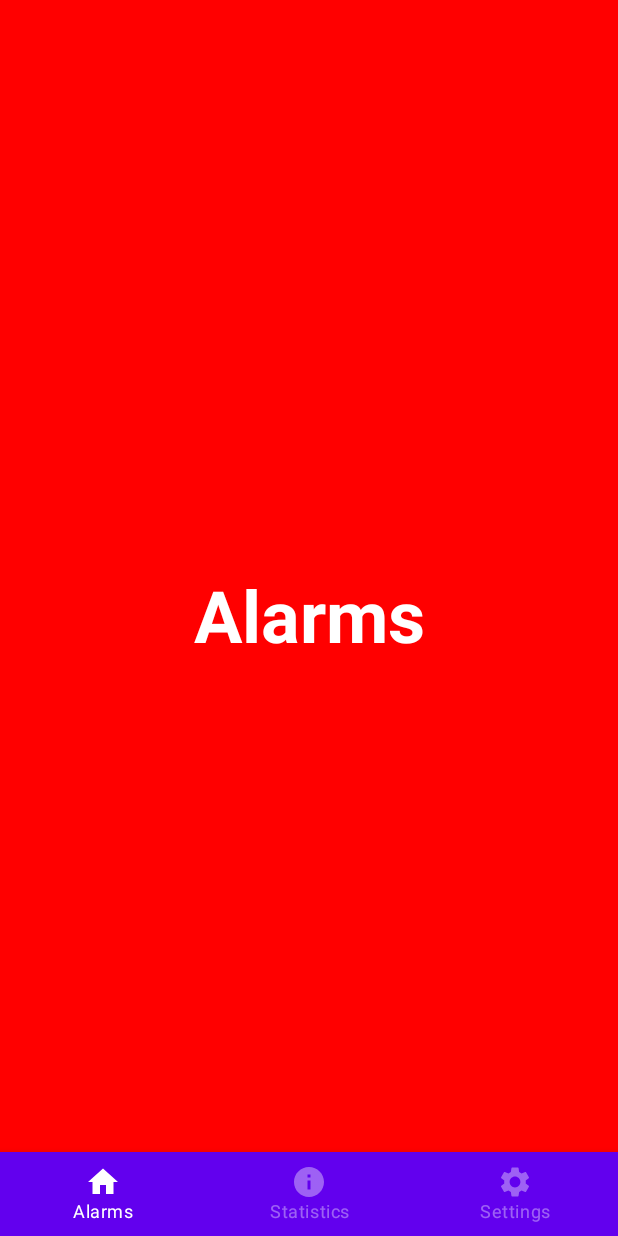
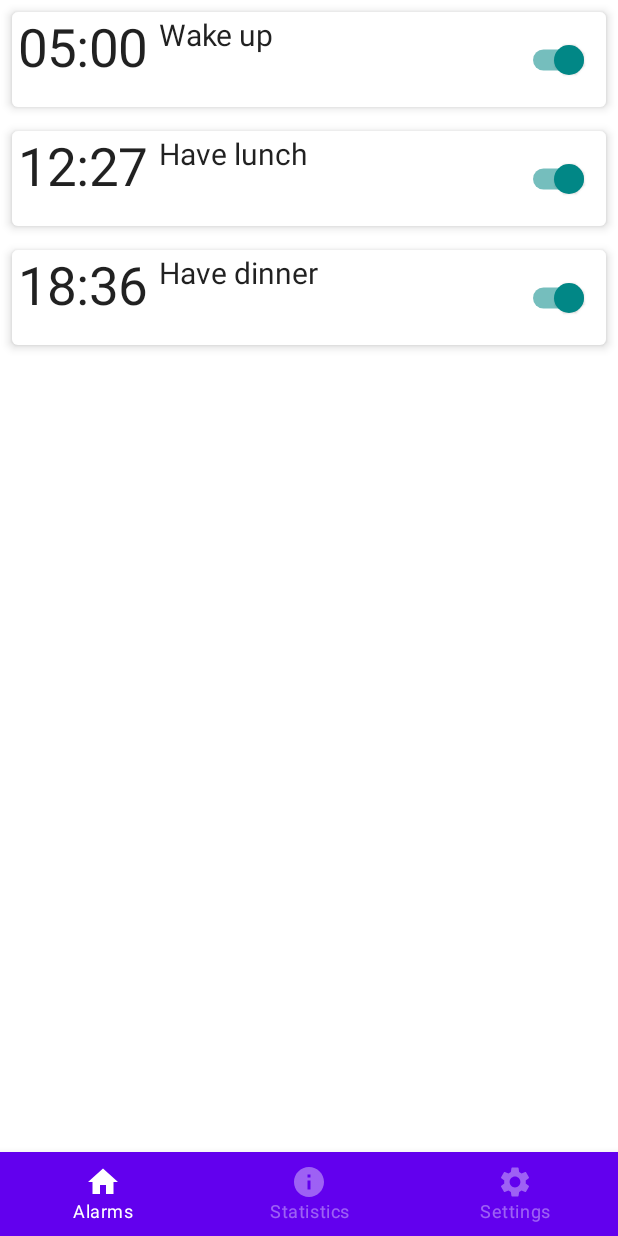
Before and after one commit to sebastianKrajnak/WAKE_app, an Android app built with Jetpack Compose: the screen it shows after launch (MainActivity), on a phone screen of 412 x 824 dp. Run offline under Robolectric (Android 15) with nearby library versions, the phone set to English and light mode, and no system bars.

Commit message:
basic alarm page lis

```diff
--- a/app/build.gradle
+++ b/app/build.gradle
@@ -55,6 +55,7 @@ dependencies {
     implementation "androidx.compose.ui:ui-tooling-preview:$compose_ui_version"
     implementation 'androidx.compose.material:material:1.1.1'
     implementation("androidx.navigation:navigation-compose:2.5.3")
+    implementation 'androidx.recyclerview:recyclerview:1.2.1'
     testImplementation 'junit:junit:4.13.2'
     androidTestImplementation 'androidx.test.ext:junit:1.1.4'
     androidTestImplementation 'androidx.test.espresso:espresso-core:3.5.0'
--- /dev/null
+++ b/app/src/main/java/com/example/wake_app/data/Alarm.kt
@@ -0,0 +1,16 @@
+package com.example.wake_app.data
+
+import androidx.annotation.StringRes
+import com.example.wake_app.R
+
+data class Alarm(
+    @StringRes val time: Int,
+    @StringRes val description: Int,
+    val active: Boolean = true
+)
+
+val alarms = listOf(
+    Alarm(R.string.alarm_time_1, R.string.alarm_description_1,true),
+    Alarm(R.string.alarm_time_2, R.string.alarm_description_2,false),
+    Alarm(R.string.alarm_time_3, R.string.alarm_description_3,true),
+)
--- a/app/src/main/java/com/example/wake_app/screens/Home.kt
+++ b/app/src/main/java/com/example/wake_app/screens/Home.kt
@@ -1,31 +1,74 @@
 package com.example.wake_app.screens
 
+import androidx.annotation.StringRes
 import androidx.compose.foundation.background
-import androidx.compose.foundation.layout.Box
-import androidx.compose.foundation.layout.fillMaxSize
+import androidx.compose.foundation.layout.*
+import androidx.compose.foundation.lazy.LazyColumn
+import androidx.compose.foundation.lazy.items
+import androidx.compose.material.Card
 import androidx.compose.material.MaterialTheme
+import androidx.compose.material.Switch
 import androidx.compose.material.Text
-import androidx.compose.runtime.Composable
+import androidx.compose.runtime.*
 import androidx.compose.ui.Alignment
 import androidx.compose.ui.Modifier
 import androidx.compose.ui.graphics.Color
+import androidx.compose.ui.res.stringResource
 import androidx.compose.ui.text.font.FontFamily
 import androidx.compose.ui.text.font.FontWeight
 import androidx.compose.ui.tooling.preview.Preview
+import androidx.compose.ui.unit.dp
+import androidx.compose.ui.unit.sp
+import com.example.wake_app.data.Alarm
+import com.example.wake_app.data.alarms
 
 @Composable
 fun HomeScreen() {
-    Box(
+    LazyColumn {
+        items(alarms) {
+            AlarmItem(Alarm = it)
+        }
+    }
+}
+
+@Composable
+fun AlarmItem(Alarm: Alarm) {
+    Card(
         modifier = Modifier
-            .fillMaxSize()
-            .background(Color.Red),
-        contentAlignment = Alignment.Center
+            .fillMaxWidth()
+            .padding(8.dp),
+//            .clickable{ },
+        elevation = 4.dp
     ) {
+        Row(
+            modifier = Modifier
+                .fillMaxWidth()
+                .padding(4.dp)
+        ) {
+            AlarmInformation(Alarm.time, Alarm.description)
+        }
+    }
+}
+
+@Composable
+fun AlarmInformation(@StringRes AlarmTime: Int, AlarmDescription: Int, modifier: Modifier = Modifier) {
+    val checkedState = remember { mutableStateOf(true) }
+    Row {
         Text(
-            text = "Alarms",
-            fontSize = MaterialTheme.typography.h3.fontSize,
-            fontWeight = FontWeight.Bold,
-            color = Color.White
+            text = stringResource(AlarmTime),
+            fontSize = 35.sp
+        )
+        Text(
+            text = stringResource(AlarmDescription),
+            modifier = modifier.padding(start = 8.dp),
+            fontSize = 20.sp
+        )
+        Spacer(Modifier.weight(1f).fillMaxHeight())
+        Switch(
+            checked = checkedState.value,
+            onCheckedChange = { checkedState.value = it },
+            Modifier.size(55.dp),
+
         )
     }
 }
--- a/app/src/main/res/values/strings.xml
+++ b/app/src/main/res/values/strings.xml
@@ -1,3 +1,9 @@
 <resources>
     <string name="app_name">WAKE_app</string>
+    <string name="alarm_time_1">05:00</string>
+    <string name="alarm_time_2">12:27</string>
+    <string name="alarm_time_3">18:36</string>
+    <string name="alarm_description_1">Wake up</string>
+    <string name="alarm_description_2">Have lunch</string>
+    <string name="alarm_description_3">Have dinner</string>
 </resources>
```
